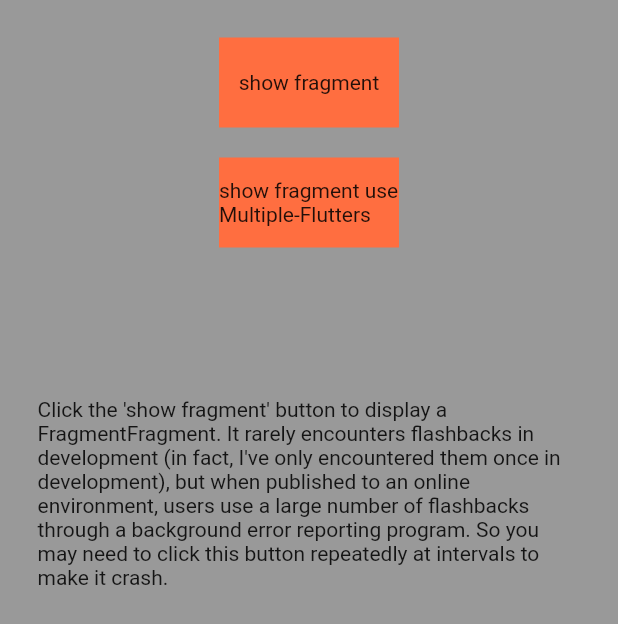
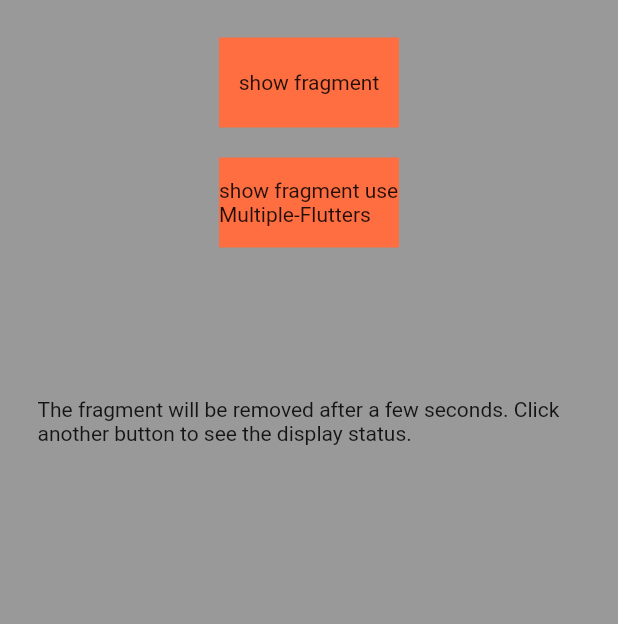
Before and after one commit to walterFeng/crashReportFlutter, a Flutter app: the screen it shows after launch, on a phone screen of 412 x 824 dp. Shown: the top 624 px of the screen. Run offline on Flutter 3.47's test engine with Material 2 defaults, Android fonts, the phone set to English and light mode, and no system bars.

Commit message:
feat: update demo message

```diff
--- a/lib/main.dart
+++ b/lib/main.dart
@@ -64,7 +64,7 @@ class MyApp extends StatelessWidget {
                     ),
                     SizedBox(height: 100),
                     Text(
-                        "Click the 'show fragment' button to display a FragmentFragment. It rarely encounters flashbacks in development (in fact, I've only encountered them once in development), but when published to an online environment, users use a large number of flashbacks through a background error reporting program. So you may need to click this button repeatedly at intervals to make it crash.")
+                        "The fragment will be removed after a few seconds. Click another button to see the display status.")
                   ],
                 )),
           );
```
